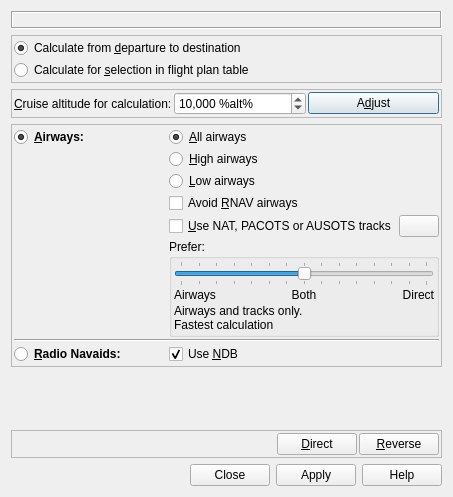
Old version of the form src/route/routecalcdialog.ui in the repository albar965/littlenavmap.
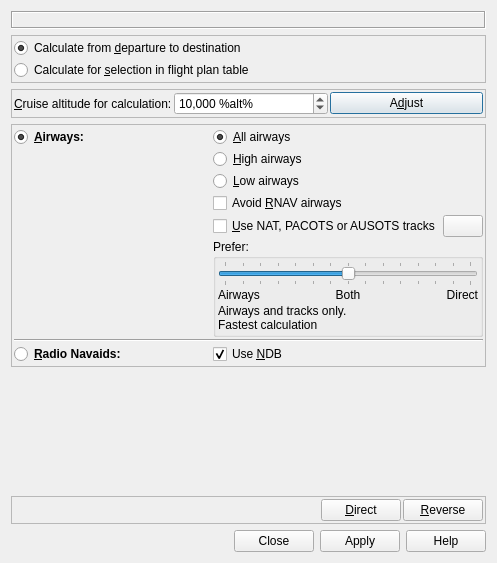
New version of the form. Icons and pictures are not drawn.

```diff
--- a/src/route/routecalcdialog.ui
+++ b/src/route/routecalcdialog.ui
@@ -6,8 +6,8 @@
    <rect>
     <x>0</x>
     <y>0</y>
-    <width>453</width>
-    <height>497</height>
+    <width>497</width>
+    <height>563</height>
    </rect>
   </property>
   <property name="windowTitle">
```
Left out of the diff: 2 changed lines with no effect on the pictures.
